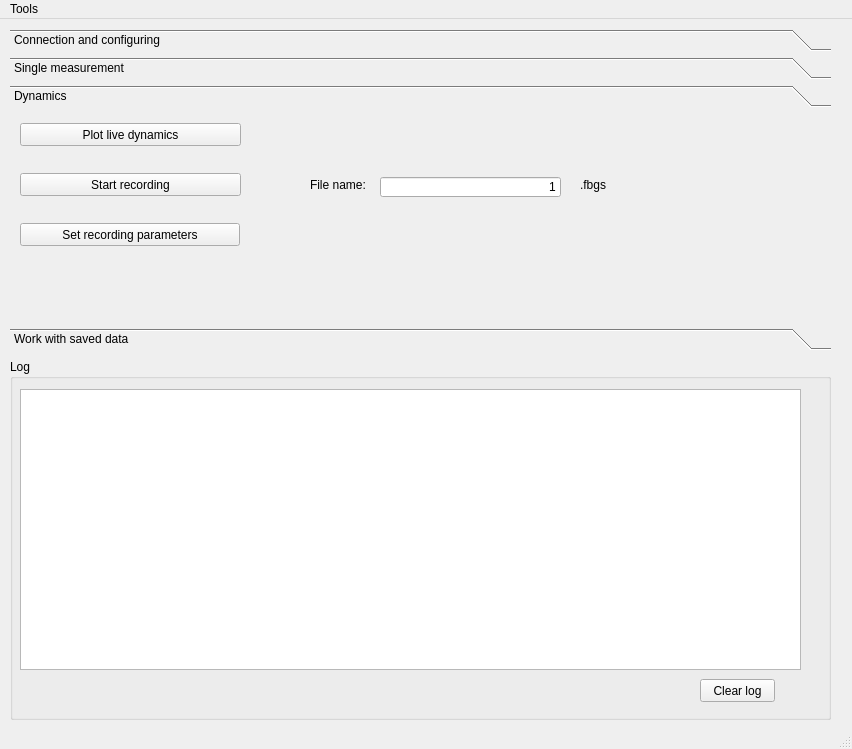
The window that UIs/mainwindow.ui (IlyaVatnik/AFR_interrogator) describes before a commit, drawn with Qt 5.
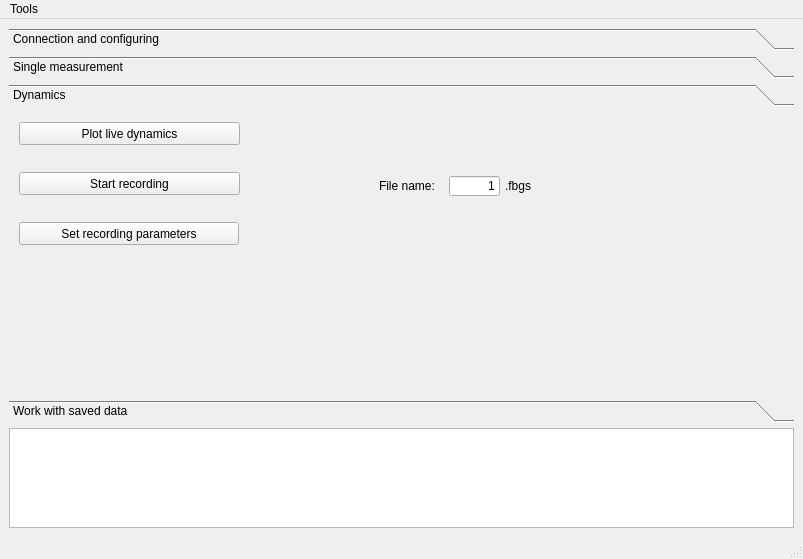
The same window after the commit. The open tabs and pages were chosen to show the change.

What changed in the file:
```diff
--- a/UIs/mainwindow.ui
+++ b/UIs/mainwindow.ui
@@ -6,23 +6,17 @@
    <rect>
     <x>0</x>
     <y>0</y>
-    <width>852</width>
-    <height>749</height>
+    <width>803</width>
+    <height>559</height>
    </rect>
   </property>
   <property name="windowTitle">
    <string>Interrogator measurements</string>
   </property>
   <widget class="QWidget" name="centralwidget">
+   <layout class="QVBoxLayout" name="verticalLayout">
+    <item>
    <widget class="QToolBox" name="toolBoxfdsfs">
-    <property name="geometry">
-     <rect>
-      <x>10</x>
-      <y>10</y>
-      <width>821</width>
-      <height>321</height>
-     </rect>
-    </property>
     <property name="currentIndex">
      <number>0</number>
     </property>
@@ -193,8 +187,8 @@
       <rect>
        <x>0</x>
        <y>0</y>
-       <width>821</width>
-       <height>197</height>
+         <width>781</width>
+         <height>260</height>
       </rect>
      </property>
      <attribute name="label">
@@ -216,9 +210,9 @@
      <widget class="QLineEdit" name="lineEdit_file_name_for_recording">
       <property name="geometry">
        <rect>
-        <x>370</x>
+          <x>440</x>
         <y>64</y>
-        <width>181</width>
+          <width>51</width>
         <height>20</height>
        </rect>
       </property>
@@ -232,8 +226,8 @@
      <widget class="QLabel" name="label_folder_to_save_2">
       <property name="geometry">
        <rect>
-        <x>300</x>
-        <y>60</y>
+          <x>370</x>
+          <y>62</y>
         <width>61</width>
         <height>23</height>
        </rect>
@@ -245,8 +239,8 @@
      <widget class="QLabel" name="label_folder_to_save_3">
       <property name="geometry">
        <rect>
-        <x>570</x>
-        <y>60</y>
+          <x>496</x>
+          <y>62</y>
         <width>51</width>
         <height>23</height>
        </rect>
@@ -341,55 +335,25 @@
      </widget>
     </widget>
    </widget>
-   <widget class="QGroupBox" name="groupBox">
-    <property name="geometry">
-     <rect>
-      <x>10</x>
-      <y>340</y>
-      <width>821</width>
-      <height>361</height>
-     </rect>
-    </property>
-    <property name="title">
-     <string>Log</string>
-    </property>
+    </item>
+    <item>
     <widget class="QTextBrowser" name="LogField">
-     <property name="geometry">
-      <rect>
-       <x>10</x>
-       <y>30</y>
-       <width>781</width>
-       <height>281</height>
-      </rect>
-     </property>
      <property name="maximumSize">
       <size>
        <width>16777215</width>
-       <height>300</height>
+        <height>100</height>
       </size>
      </property>
     </widget>
-    <widget class="QPushButton" name="pushButton_clearLog">
-     <property name="geometry">
-      <rect>
-       <x>690</x>
-       <y>320</y>
-       <width>75</width>
-       <height>23</height>
-      </rect>
-     </property>
-     <property name="text">
-      <string>Clear log</string>
-     </property>
-    </widget>
-   </widget>
+    </item>
+   </layout>
   </widget>
   <widget class="QMenuBar" name="menubar">
    <property name="geometry">
     <rect>
      <x>0</x>
      <y>0</y>
-     <width>852</width>
+     <width>803</width>
      <height>26</height>
     </rect>
    </property>
```
Left out of the diff: 21 changed lines with no effect on the pictures. Lines whose indentation alone changed are shown as unchanged.
